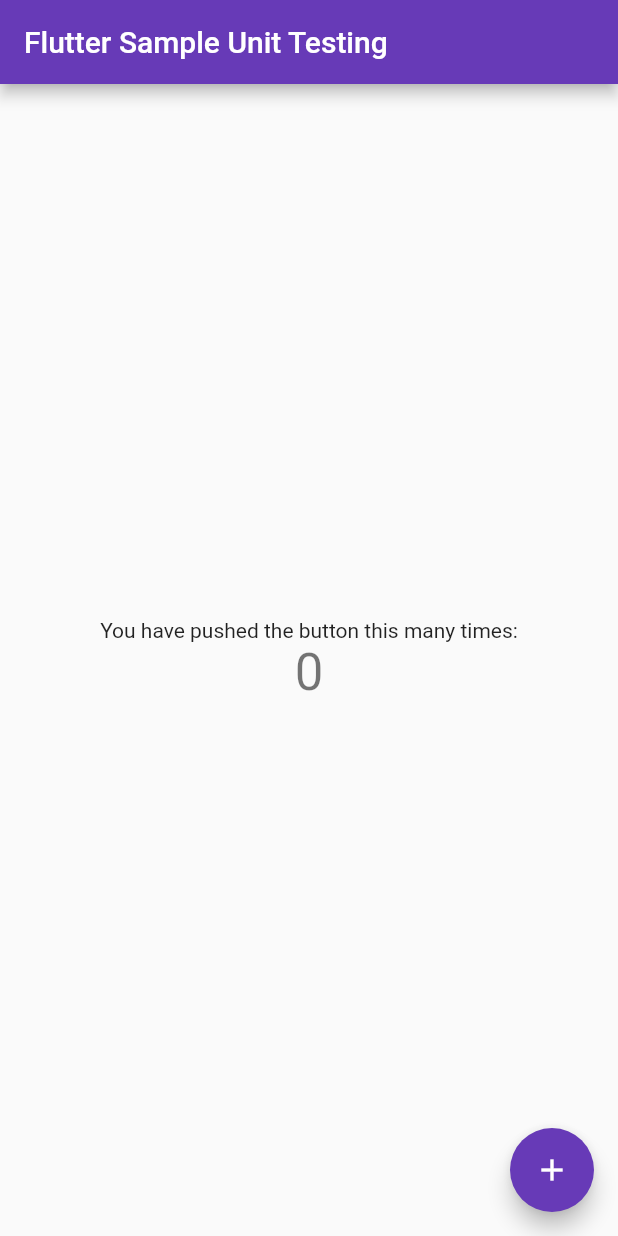
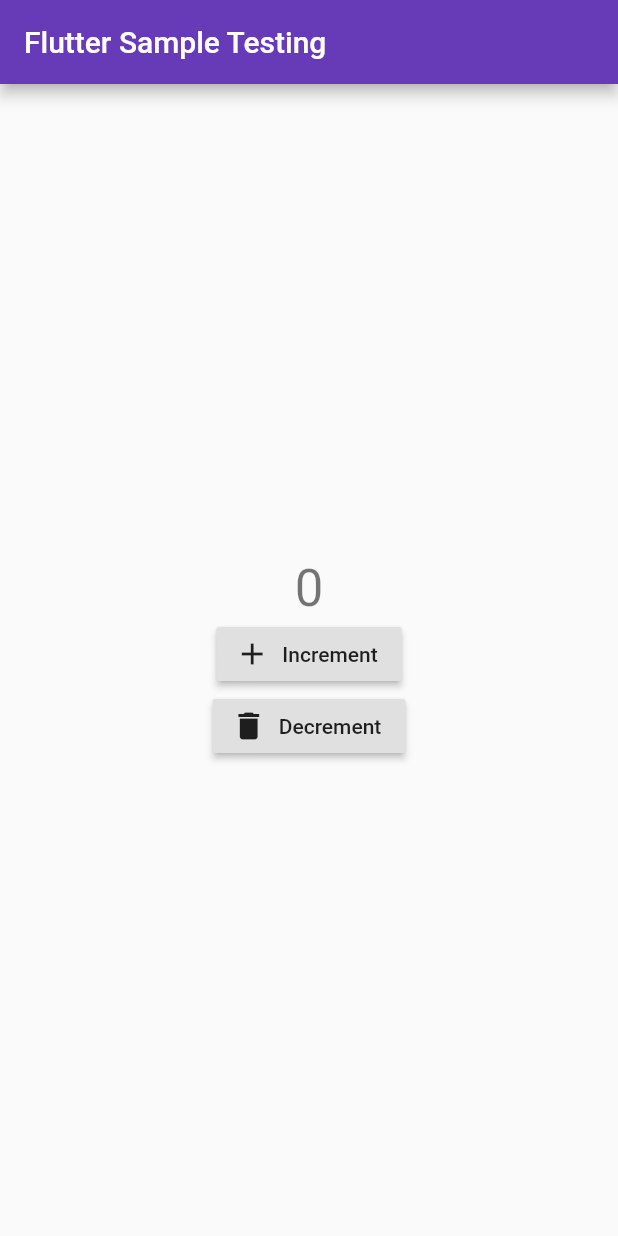
Before and after one commit to GAyan17/SampleApplication, a Flutter app: the screen it shows after launch, on a phone screen of 412 x 824 dp. Run offline on Flutter 3.47's test engine with Material 2 defaults, Android fonts, the phone set to English and light mode, and no system bars.

Commit message:
Added Widget testing and Integration Testing

```diff
--- a/lib/main.dart
+++ b/lib/main.dart
@@ -7,11 +7,11 @@ class MyApp extends StatelessWidget {
   @override
   Widget build(BuildContext context) {
     return MaterialApp(
-      title: 'Flutter Demo',
+      title: 'Flutter Sample',
       theme: ThemeData(
         primarySwatch: Colors.deepPurple,
       ),
-      home: MyHomePage(title: 'Flutter Sample Unit Testing'),
+      home: MyHomePage(title: 'Flutter Sample Testing'),
     );
   }
 }
@@ -33,6 +33,12 @@ class _MyHomePageState extends State<MyHomePage> {
     });
   }
 
+  void _decrementCounter() {
+    setState(() {
+      _counter--;
+    });
+  }
+
   @override
   Widget build(BuildContext context) {
     return Scaffold(
@@ -44,20 +50,25 @@ class _MyHomePageState extends State<MyHomePage> {
           mainAxisAlignment: MainAxisAlignment.center,
           children: <Widget>[
             Text(
-              'You have pushed the button this many times:',
-            ),
-            Text(
               '$_counter',
               style: Theme.of(context).textTheme.headline4,
+              key: Key('counter'),
+            ),
+            RaisedButton.icon(
+              onPressed: _incrementCounter,
+              icon: Icon(Icons.add),
+              label: Text('Increment'),
+              key: Key('increment'),
+            ),
+            RaisedButton.icon(
+              onPressed: _decrementCounter,
+              icon: Icon(Icons.delete),
+              label: Text('Decrement'),
+              key: Key('decrement'),
             ),
           ],
         ),
       ),
-      floatingActionButton: FloatingActionButton(
-        onPressed: _incrementCounter,
-        tooltip: 'Increment',
-        child: Icon(Icons.add),
-      ), // This trailing comma makes auto-formatting nicer for build methods.
     );
   }
 }
--- a/pubspec.yaml
+++ b/pubspec.yaml
@@ -19,14 +19,16 @@ environment:
 dependencies:
   flutter:
     sdk: flutter
+  http: ^0.12.0+4
 
   # The following adds the Cupertino Icons font to your application.
   # Use with the CupertinoIcons class for iOS style icons.
   cupertino_icons: ^0.1.2
 
 dev_dependencies:
-  flutter_test:
+  flutter_driver:
     sdk: flutter
+  test: any
 
 # For information on the generic Dart part of this file, see the
 # following page: https://dart.dev/tools/pub/pubspec
```
Also changed, not shown: test_driver/app.dart (added, +9 -0 lines), test_driver/app_test.dart (added, +36 -0 lines), pubspec.lock, 1 other file.
